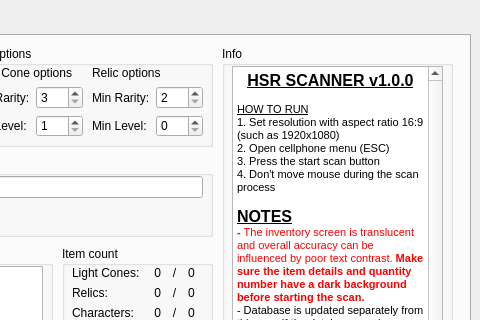
This is src/ui/hsr_scanner.ui in kel-z/HSR-Scanner as Qt 5 draws it before an edit; both pictures show x 220 to 700 and y 0 to 320 of the 700 by 450 pixel window. The edited form follows.
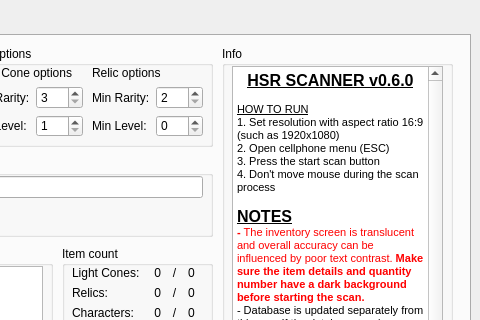
This is the edited form.

Commit message: docs: version num

```diff
--- a/src/ui/hsr_scanner.ui
+++ b/src/ui/hsr_scanner.ui
@@ -500,7 +500,7 @@
 &lt;html&gt;&lt;head&gt;&lt;meta name=&quot;qrichtext&quot; content=&quot;1&quot; /&gt;&lt;style type=&quot;text/css&quot;&gt;
 p, li { white-space: pre-wrap; }
 &lt;/style&gt;&lt;/head&gt;&lt;body style=&quot; font-family:'MS Shell Dlg 2'; font-size:8.25pt; font-weight:400; font-style:normal;&quot;&gt;
-&lt;p align=&quot;center&quot; style=&quot; margin-top:0px; margin-bottom:0px; margin-left:0px; margin-right:0px; -qt-block-indent:0; text-indent:0px;&quot;&gt;&lt;span style=&quot; font-size:12pt; font-weight:600; text-decoration: underline;&quot;&gt;HSR SCANNER v1.0.0&lt;/span&gt;&lt;/p&gt;
+&lt;p align=&quot;center&quot; style=&quot; margin-top:0px; margin-bottom:0px; margin-left:0px; margin-right:0px; -qt-block-indent:0; text-indent:0px;&quot;&gt;&lt;span style=&quot; font-size:12pt; font-weight:600; text-decoration: underline;&quot;&gt;HSR SCANNER v0.6.0&lt;/span&gt;&lt;/p&gt;
 &lt;p align=&quot;center&quot; style=&quot;-qt-paragraph-type:empty; margin-top:0px; margin-bottom:0px; margin-left:0px; margin-right:0px; -qt-block-indent:0; text-indent:0px;&quot;&gt;&lt;br /&gt;&lt;/p&gt;
 &lt;p style=&quot; margin-top:0px; margin-bottom:0px; margin-left:0px; margin-right:0px; -qt-block-indent:0; text-indent:0px;&quot;&gt;&lt;span style=&quot; text-decoration: underline;&quot;&gt;HOW TO RUN&lt;/span&gt;&lt;/p&gt;
 &lt;p style=&quot; margin-top:0px; margin-bottom:0px; margin-left:0px; margin-right:0px; -qt-block-indent:0; text-indent:0px;&quot;&gt;&lt;span style=&quot; font-size:8pt;&quot;&gt;1. Set resolution with aspect ratio 16:9 (such as 1920x1080)&lt;/span&gt;&lt;/p&gt;
```
Left out of the diff: 2 changed lines with no effect on the pictures. The commit also changes 1 other file.
